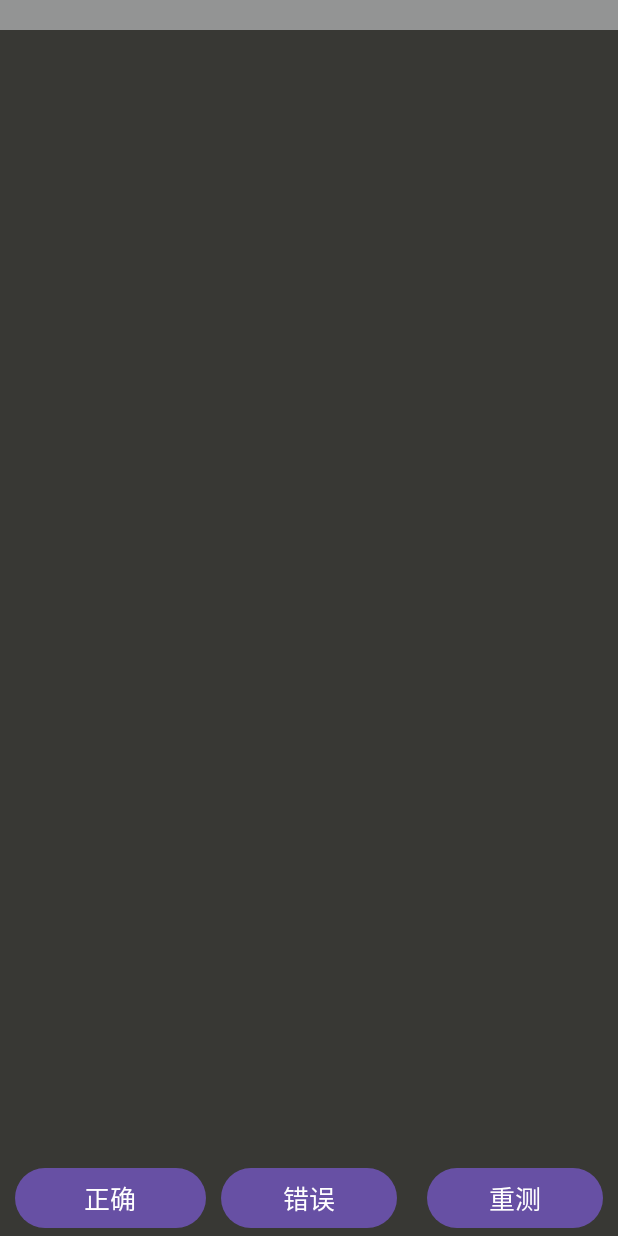
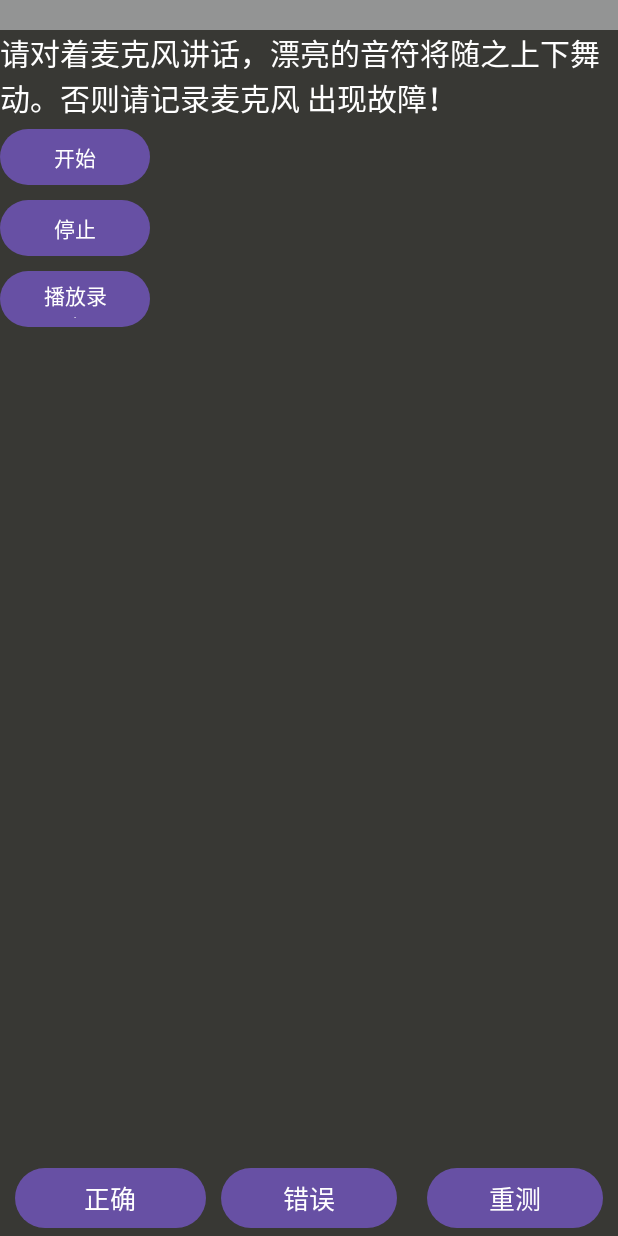
Before and after one commit to ZhangDi0717/JetpackStudy, an Android app: the FragmentActivity screen opened directly, with no data from a screen before it, on a phone screen of 412 x 824 dp. Run offline under Robolectric (Android 15) with nearby library versions, the phone set to English and light mode, and no system bars; our stand-ins replace data binding; 6 statements that could not run were skipped.

Commit message:
工厂测试结合databinding的新思路

```diff
--- a/app/src/main/AndroidManifest.xml
+++ b/app/src/main/AndroidManifest.xml
@@ -26,7 +26,7 @@
             android:name=".activity.ImageActivity"
             android:exported="false" />
         <activity
-            android:name=".activity.FragmentActivity"
+            android:name=".factorytest.FragmentActivity"
             android:exported="false" />
 
         <activity
--- a/app/src/main/java/com/zhangdi/jetpackstudy/MainActivity.java
+++ b/app/src/main/java/com/zhangdi/jetpackstudy/MainActivity.java
@@ -14,10 +14,9 @@ import androidx.recyclerview.widget.StaggeredGridLayoutManager;
 
 
 import com.zhangdi.jetpackstudy.activity.EventBingActivity;
-import com.zhangdi.jetpackstudy.activity.FragmentActivity;
+import com.zhangdi.jetpackstudy.factorytest.FragmentActivity;
 import com.zhangdi.jetpackstudy.activity.ImageActivity;
 import com.zhangdi.jetpackstudy.adapter.ItemAdapter;
-import com.zhangdi.jetpackstudy.databinding.ActivityMainBinding;
 import com.zhangdi.jetpackstudy.divider.DividerGridItemDecoration;
 
 import java.util.ArrayList;
--- /dev/null
+++ b/app/src/main/java/com/zhangdi/jetpackstudy/factorytest/FactoryTestResult.java
@@ -0,0 +1,70 @@
+package com.zhangdi.jetpackstudy.factorytest;
+
+import android.content.Intent;
+import android.os.Bundle;
+import android.view.LayoutInflater;
+import android.view.View;
+
+import androidx.annotation.Nullable;
+import androidx.appcompat.app.AppCompatActivity;
+import androidx.databinding.DataBindingUtil;
+
+import com.zhangdi.jetpackstudy.databinding.ActivityBottomPanelBinding;
+
+/**
+ * author: zhangdi45
+ * Date: 20:09 2023/10/7
+ */
+public abstract class FactoryTestResult extends AppCompatActivity {
+    private ActivityBottomPanelBinding binding;
+
+    public void setBinding(ActivityBottomPanelBinding binding) {
+        this.binding = binding;
+    }
+
+    @Override
+    protected void onCreate(@Nullable Bundle savedInstanceState) {
+        super.onCreate(savedInstanceState);
+        this.binding = getBinding();
+    }
+
+    public abstract ActivityBottomPanelBinding getBinding();
+
+    protected void showResTestAndErrorButtonDelayed(int time) {
+        binding.retest.setVisibility(View.INVISIBLE);
+        binding.error.setVisibility(View.INVISIBLE);
+    }
+
+
+
+
+    protected void clickErrorBtn(){
+        Intent intent = new Intent();
+        setResult(FactoryTestConfigures.FAIL, intent);
+        finish();
+    }
+    protected void clickRetestBtn(){
+	/*
+		Intent intent = null;
+		intent = new Intent(mAct,mAct.getClass());
+		startActivityForResult(intent, 0);*/
+        Intent intent = new Intent();
+        setResult(FactoryTestConfigures.ReTest, intent);
+        finish();
+    }
+
+    protected void clickPassOrNextBtn(){
+        Intent intent = new Intent();
+        setResult(FactoryTestConfigures.PASS, intent);
+        finish();
+    }
+
+    protected void showPassButton(){
+        binding.pass.setVisibility(View.VISIBLE);
+    }
+
+    protected void hidePassButton(){
+        binding.pass.setVisibility(View.INVISIBLE);
+    }
+
+}
--- a/app/src/main/java/com/zhangdi/jetpackstudy/activity/FragmentActivity.java
+++ b/app/src/main/java/com/zhangdi/jetpackstudy/factorytest/FragmentActivity.java
@@ -1,4 +1,4 @@
-package com.zhangdi.jetpackstudy.activity;
+package com.zhangdi.jetpackstudy.factorytest;
 
 import android.annotation.SuppressLint;
 import android.content.Intent;
@@ -10,24 +10,34 @@ import androidx.appcompat.app.AppCompatActivity;
 import androidx.databinding.DataBindingUtil;
 
 import com.zhangdi.jetpackstudy.R;
+import com.zhangdi.jetpackstudy.databinding.ActivityBottomPanelBinding;
 import com.zhangdi.jetpackstudy.databinding.ActivityFragmentBinding;
 import com.zhangdi.jetpackstudy.utils.ClickBase;
 
 
-public class FragmentActivity extends AppCompatActivity {
+public class FragmentActivity extends FactoryTestResult {
 
     private static final String TAG = "FragmentActivity";
 
 
     protected boolean isRetest = false;//是否重测
     private ActivityFragmentBinding binding;
+
+
+
     @SuppressLint("CommitTransaction")
     @Override
     protected void onCreate(Bundle savedInstanceState) {
         super.onCreate(savedInstanceState);
         binding = DataBindingUtil.setContentView(this, R.layout.activity_fragment);
+        setBinding(binding.bottomPanel);
+        //binding.mainContainer.addView();
+    }
 
-        //binding.mainContainer.addView();
+    @Override
+    public ActivityBottomPanelBinding getBinding() {
+        binding = DataBindingUtil.setContentView(this, R.layout.activity_fragment);
+        return binding.bottomPanel;
     }
 
 
--- a/app/src/main/res/layout/activity_bottom_panel.xml
+++ b/app/src/main/res/layout/activity_bottom_panel.xml
@@ -4,7 +4,7 @@
     <data>
         <variable
             name="action"
-            type="com.zhangdi.jetpackstudy.activity.FragmentActivity.ClickAction" />
+            type="com.zhangdi.jetpackstudy.factorytest.FragmentActivity.ClickAction" />
     </data>
 
     <LinearLayout
--- a/app/src/main/res/layout/activity_fragment.xml
+++ b/app/src/main/res/layout/activity_fragment.xml
@@ -3,15 +3,17 @@
     xmlns:tools="http://schemas.android.com/tools">
 
     <data>
-
+        <variable
+            name="data"
+            type="com.zhangdi.jetpackstudy.bean.CameraTestBean" />
     </data>
 
-    <LinearLayout
+    <RelativeLayout
         android:id="@+id/base_RL_bg"
         android:orientation="vertical"
         android:layout_width="match_parent"
         android:layout_height="match_parent"
-        tools:context=".activity.FragmentActivity">
+        tools:context=".factorytest.FragmentActivity">
 
         <TextView
             android:id="@+id/test_title"
@@ -20,20 +22,62 @@
             android:paddingLeft="@dimen/dp_5"
             android:background="@color/titleBackColor" />
 
-
-        <FrameLayout
-            android:id="@+id/main_container"
+        <LinearLayout
             android:layout_width="match_parent"
             android:layout_height="match_parent"
+            android:layout_marginBottom="@dimen/dp_50"
+            android:layout_below="@id/test_title"
             android:background="@color/backColor"
-            android:layout_weight="1"/>
+            android:orientation="vertical">
+
+            <TextView
+                android:id="@+id/mic_warning_id"
+                android:layout_width="match_parent"
+                android:layout_height="wrap_content"
+                android:textColor="@color/white"
+                android:textSize="@dimen/sp_20"
+                android:text="@string/mic_warning"
+                />
+
+            <Button
+                android:id="@+id/btn_start"
+                android:layout_width="@dimen/dp_100"
+                android:layout_height="@dimen/dp_45"
+                android:layout_marginTop="@dimen/dp_2"
+                android:onClick="onClick"
+                android:text="@string/btn_start" />
+
+            <Button
+                android:id="@+id/btn_stop"
+                android:layout_width="@dimen/dp_100"
+                android:layout_height="@dimen/dp_45"
+                android:layout_marginTop="@dimen/dp_2"
+                android:onClick="onClick"
+                android:text="@string/btn_stop" />
+
+            <Button
+                android:id="@+id/btn_play"
+                android:layout_width="@dimen/dp_100"
+                android:layout_height="@dimen/dp_45"
+                android:layout_marginTop="@dimen/dp_2"
+                android:onClick="onClick"
+                android:text="@string/btn_play" />
 
 
+            <ImageView
+                android:id="@+id/ImageView01"
+                android:layout_width="wrap_content"
+                android:layout_height="wrap_content"
+                android:layout_below="@+id/btn_play" />
+
+        </LinearLayout>
+
         <include
+            android:layout_alignParentBottom="true"
             layout="@layout/activity_bottom_panel"
             android:layout_height="@dimen/dp_50"
             android:id="@+id/bottom_panel"
             android:layout_width="match_parent" />
 
-    </LinearLayout>
+    </RelativeLayout>
 </layout>
--- /dev/null
+++ b/app/src/main/res/layout/activity_include_title.xml
@@ -0,0 +1,6 @@
+<?xml version="1.0" encoding="utf-8"?>
+<androidx.constraintlayout.widget.ConstraintLayout xmlns:android="http://schemas.android.com/apk/res/android"
+    android:layout_width="match_parent"
+    android:layout_height="match_parent">
+
+</androidx.constraintlayout.widget.ConstraintLayout>
--- a/app/src/main/res/values/strings.xml
+++ b/app/src/main/res/values/strings.xml
@@ -47,4 +47,21 @@
 
 <string name="sd_note_not">未找到内部SD卡</string>
 <string name="sd2_note_not">未找到外部SD卡</string>
+
+
+    <string name="record_play_sound">录音</string>
+    <string name="is_record_play_sound_ok">录音是否正常？</string>
+    <string name="btn_start">开始</string>
+    <string name="btn_stop">停止</string>
+    <string name="btn_play">播放录音</string>
+    <string name="record_play_sound_prepare">准备开始</string>
+    <string name="btn_finish">完成录音</string>
+    <string name="MIC">MIC</string>
+    <string name="main_mic">主MIC</string>
+    <string name="sub_mic">副MIC</string>
+    <string name="is_MIC_ok">MIC测试结果是否正常？</string>
+    <string name="mic_warning">请对着麦克风讲话，漂亮的音符将随之上下舞动。否则请记录麦克风 出现故障！</string>
+    <string name="mic_record">开始</string>
+    <string name="mic_tip_main_mic">主MIC</string>
+    <string name="mic_tip_sub_mic">副MIC</string>
 </resources>
```
Also changed, not shown: app/src/main/java/com/zhangdi/jetpackstudy/bean/CameraTestBean.java (added, +22 -0 lines), app/src/main/java/com/zhangdi/jetpackstudy/bean/TestBaseBean.java (added, +21 -0 lines), app/src/main/java/com/zhangdi/jetpackstudy/factorytest/FactoryTestConfigures.java (added, +11 -0 lines).
